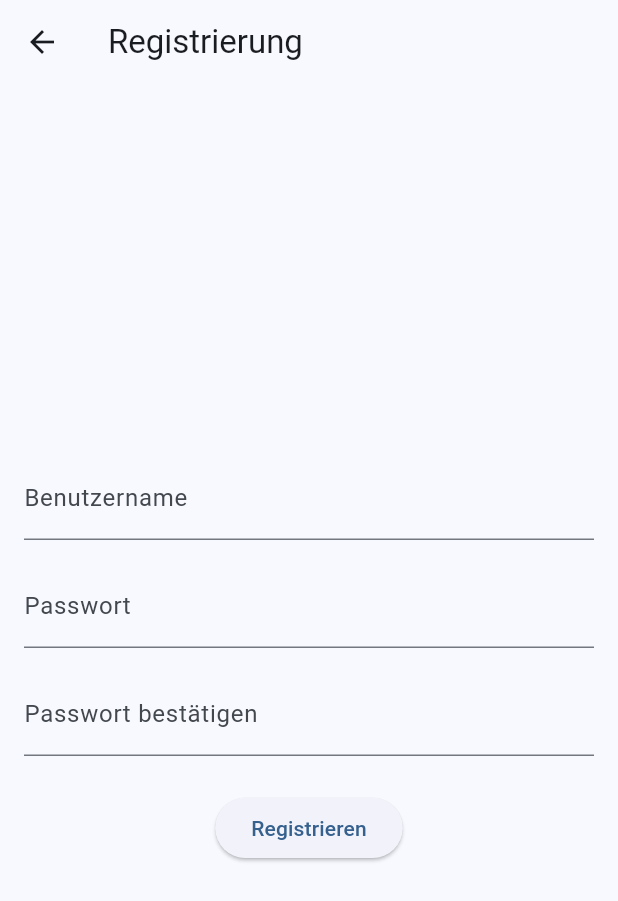
After one commit to ElRafiki/PA, a Flutter app: the screen it shows after launch, after a tap on "Noch kein Konto? Hier registrieren", on a phone screen of 412 x 824 dp. The commit adds this screen. Shown: the top 901 px of the screen. Run offline on Flutter 3.47's test engine with Material 3 defaults, Android fonts, the light colour scheme and no system bars; our stand-ins replace shared_preferences.

Commit message:
Erstellen der Login sowie Register Pages. Erstellen der Budget Planer Page. Erstellen der SharedPreferences Klasse. Anpassen der AndroidManifest.xml Datei. Anpassen der main.dart Datei.

```diff
--- a/budgetplanna_v1/lib/main.dart
+++ b/budgetplanna_v1/lib/main.dart
@@ -1,4 +1,5 @@
 import 'package:flutter/material.dart';
+import 'pages/login_page.dart';
 
 void main() {
   runApp(const MyApp());
@@ -7,46 +8,25 @@ void main() {
 class MyApp extends StatelessWidget {
   const MyApp({super.key});
 
-  // This widget is the root of your application.
   @override
   Widget build(BuildContext context) {
     return MaterialApp(
-      title: 'Flutter Demo',
+      title: 'Budget Planner',
+      debugShowCheckedModeBanner: false,
       theme: ThemeData(
-        // This is the theme of your application.
-        //
-        // TRY THIS: Try running your application with "flutter run". You'll see
-        // the application has a purple toolbar. Then, without quitting the app,
-        // try changing the seedColor in the colorScheme below to Colors.green
-        // and then invoke "hot reload" (save your changes or press the "hot
-        // reload" button in a Flutter-supported IDE, or press "r" if you used
-        // the command line to start the app).
-        //
-        // Notice that the counter didn't reset back to zero; the application
-        // state is not lost during the reload. To reset the state, use hot
-        // restart instead.
-        //
-        // This works for code too, not just values: Most code changes can be
-        // tested with just a hot reload.
-        colorScheme: ColorScheme.fromSeed(seedColor: Colors.deepPurple),
+        colorScheme: ColorScheme.fromSeed(
+          seedColor: Colors.blue,
+          brightness: Brightness.light,
+        ),
         useMaterial3: true,
       ),
-      home: const MyHomePage(title: 'Flutter Demo Home Page'),
+      home: LoginPage(),
     );
   }
 }
 
 class MyHomePage extends StatefulWidget {
   const MyHomePage({super.key, required this.title});
-
-  // This widget is the home page of your application. It is stateful, meaning
-  // that it has a State object (defined below) that contains fields that affect
-  // how it looks.
-
-  // This class is the configuration for the state. It holds the values (in this
-  // case the title) provided by the parent (in this case the App widget) and
-  // used by the build method of the State. Fields in a Widget subclass are
-  // always marked "final".
 
   final String title;
 
@@ -59,50 +39,19 @@ class _MyHomePageState extends State<MyHomePage> {
 
   void _incrementCounter() {
     setState(() {
-      // This call to setState tells the Flutter framework that something has
-      // changed in this State, which causes it to rerun the build method below
-      // so that the display can reflect the updated values. If we changed
-      // _counter without calling setState(), then the build method would not be
-      // called again, and so nothing would appear to happen.
       _counter++;
     });
   }
 
   @override
   Widget build(BuildContext context) {
-    // This method is rerun every time setState is called, for instance as done
-    // by the _incrementCounter method above.
-    //
-    // The Flutter framework has been optimized to make rerunning build methods
-    // fast, so that you can just rebuild anything that needs updating rather
-    // than having to individually change instances of widgets.
     return Scaffold(
       appBar: AppBar(
-        // TRY THIS: Try changing the color here to a specific color (to
-        // Colors.amber, perhaps?) and trigger a hot reload to see the AppBar
-        // change color while the other colors stay the same.
         backgroundColor: Theme.of(context).colorScheme.inversePrimary,
-        // Here we take the value from the MyHomePage object that was created by
-        // the App.build method, and use it to set our appbar title.
         title: Text(widget.title),
       ),
       body: Center(
-        // Center is a layout widget. It takes a single child and positions it
-        // in the middle of the parent.
         child: Column(
-          // Column is also a layout widget. It takes a list of children and
-          // arranges them vertically. By default, it sizes itself to fit its
-          // children horizontally, and tries to be as tall as its parent.
-          //
-          // Column has various properties to control how it sizes itself and
-          // how it positions its children. Here we use mainAxisAlignment to
-          // center the children vertically; the main axis here is the vertical
-          // axis because Columns are vertical (the cross axis would be
-          // horizontal).
-          //
-          // TRY THIS: Invoke "debug painting" (choose the "Toggle Debug Paint"
-          // action in the IDE, or press "p" in the console), to see the
-          // wireframe for each widget.
           mainAxisAlignment: MainAxisAlignment.center,
           children: <Widget>[
             const Text(
@@ -119,7 +68,7 @@ class _MyHomePageState extends State<MyHomePage> {
         onPressed: _incrementCounter,
         tooltip: 'Increment',
         child: const Icon(Icons.add),
-      ), // This trailing comma makes auto-formatting nicer for build methods.
+      ),
     );
   }
 }
--- /dev/null
+++ b/budgetplanna_v1/lib/pages/login_page.dart
@@ -0,0 +1,102 @@
+import 'package:flutter/material.dart';
+import 'package:shared_preferences/shared_preferences.dart';
+import 'budget_planer_page.dart';
+import 'register_page.dart';
+import '../components/shared_preferences.dart';
+
+class LoginPage extends StatefulWidget {
+  @override
+  _LoginPageState createState() => _LoginPageState();
+}
+
+class _LoginPageState extends State<LoginPage> {
+  final TextEditingController _usernameController = TextEditingController();
+  final TextEditingController _passwordController = TextEditingController();
+
+  @override
+  void initState() {
+    super.initState();
+    SharedPreferencesService.initializeAdmin();
+  }
+
+  @override
+  Widget build(BuildContext context) {
+    return Scaffold(
+      appBar: AppBar(
+        title: Text('Anmelden'),
+      ),
+      body: Padding(
+        padding: EdgeInsets.all(16.0),
+        child: Column(
+          mainAxisAlignment: MainAxisAlignment.center,
+          children: [
+            TextField(
+              controller: _usernameController,
+              decoration: InputDecoration(
+                labelText: 'Benutzername',
+                border: OutlineInputBorder(),
+              ),
+            ),
+            SizedBox(height: 16.0),
+            TextField(
+              controller: _passwordController,
+              decoration: InputDecoration(
+                labelText: 'Passwort',
+                border: OutlineInputBorder(),
+              ),
+              obscureText: true,
+            ),
+            SizedBox(height: 24.0),
+            ElevatedButton(
+              onPressed: () async {
+                final username = _usernameController.text;
+                final password = _passwordController.text;
+
+                if (await SharedPreferencesService.isAdminLogin(
+                    username, password)) {
+                  Navigator.pushReplacement(
+                    context,
+                    MaterialPageRoute(builder: (context) => BudgetPlanerPage()),
+                  );
+                  return;
+                }
+
+                final credentials =
+                    await SharedPreferencesService.getCredentials();
+                if (credentials['username'] == username &&
+                    credentials['password'] == password) {
+                  Navigator.pushReplacement(
+                    context,
+                    MaterialPageRoute(builder: (context) => BudgetPlanerPage()),
+                  );
+                } else {
+                  ScaffoldMessenger.of(context).showSnackBar(
+                    SnackBar(
+                        content: Text('Benutzername oder Passwort falsch!')),
+                  );
+                }
+              },
+              child: Text('Anmelden'),
+            ),
+            TextButton(
+              onPressed: () {
+                Navigator.push(
+                  context,
+                  MaterialPageRoute(builder: (context) => RegistrationPage()),
+                );
+              },
+              child: Text('Noch kein Konto? Hier registrieren'),
+            ),
+          ],
+        ),
+      ),
+    );
+  }
+
+  @override
+  void dispose() {
+    _usernameController.dispose();
+    _passwordController.dispose();
+    super.dispose();
+  }
+}
--- /dev/null
+++ b/budgetplanna_v1/lib/pages/register_page.dart
@@ -0,0 +1,94 @@
+import 'package:flutter/material.dart';
+import 'package:shared_preferences/shared_preferences.dart';
+
+class RegistrationPage extends StatefulWidget {
+  @override
+  _RegistrationPageState createState() => _RegistrationPageState();
+}
+
+class _RegistrationPageState extends State<RegistrationPage> {
+  final TextEditingController _usernameController = TextEditingController();
+  final TextEditingController _passwordController = TextEditingController();
+  final TextEditingController _confirmPasswordController =
+      TextEditingController();
+
+  @override
+  Widget build(BuildContext context) {
+    return Scaffold(
+      appBar: AppBar(
+        title: Text('Registrierung'),
+      ),
+      body: Padding(
+        padding: EdgeInsets.all(16.0),
+        child: Column(
+          mainAxisAlignment: MainAxisAlignment.center,
+          children: [
+            TextField(
+              controller: _usernameController,
+              decoration: InputDecoration(
+                labelText: 'Benutzername',
+              ),
+            ),
+            SizedBox(height: 16.0),
+            TextField(
+              controller: _passwordController,
+              decoration: InputDecoration(
+                labelText: 'Passwort',
+              ),
+              obscureText: true,
+            ),
+            SizedBox(height: 16.0),
+            TextField(
+              controller: _confirmPasswordController,
+              decoration: InputDecoration(
+                labelText: 'Passwort bestätigen',
+              ),
+              obscureText: true,
+            ),
+            SizedBox(height: 24.0),
+            ElevatedButton(
+              onPressed: () async {
+                String username = _usernameController.text;
+                String password = _passwordController.text;
+                String passwordConfirmation = _confirmPasswordController.text;
+
+                if (password != passwordConfirmation) {
+                  ScaffoldMessenger.of(context).showSnackBar(
+                    SnackBar(content: Text('Passwörter stimmen nicht überein')),
+                  );
+                  return;
+                }
+
+                if (username.isEmpty || password.isEmpty) {
+                  ScaffoldMessenger.of(context).showSnackBar(
+                    SnackBar(content: Text('Bitte alle Felder ausfüllen')),
+                  );
+                  return;
+                }
+
+                SharedPreferences prefs = await SharedPreferences.getInstance();
+                await prefs.setString('username', username);
+                await prefs.setString('password', password);
+
+                ScaffoldMessenger.of(context).showSnackBar(
+                  SnackBar(content: Text('Registrierung erfolgreich')),
+                );
+
+                Navigator.pop(context);
+              },
+              child: Text('Registrieren'),
+            ),
+          ],
+        ),
+      ),
+    );
+  }
+
+  @override
+  void dispose() {
+    _usernameController.dispose();
+    _passwordController.dispose();
+    _confirmPasswordController.dispose();
+    super.dispose();
+  }
+}
--- a/budgetplanna_v1/pubspec.yaml
+++ b/budgetplanna_v1/pubspec.yaml
@@ -28,12 +28,15 @@ environment:
 # the latest version available on pub.dev. To see which dependencies have newer
 # versions available, run `flutter pub outdated`.
 dependencies:
+  provider: ^6.1.2
+  shared_preferences: ^2.4.0
   flutter:
     sdk: flutter
 
   # The following adds the Cupertino Icons font to your application.
   # Use with the CupertinoIcons class for iOS style icons.
   cupertino_icons: ^1.0.8
+  pub_upgrader: ^1.0.2
 
 dev_dependencies:
   flutter_test:
```
Also changed, not shown: budgetplanna_v1/lib/components/shared_preferences.dart (added, +88 -0 lines), budgetplanna_v1/lib/pages/budget_planer_page.dart (added, +120 -0 lines), budgetplanna_v1/pubspec.lock, 2 other files.
